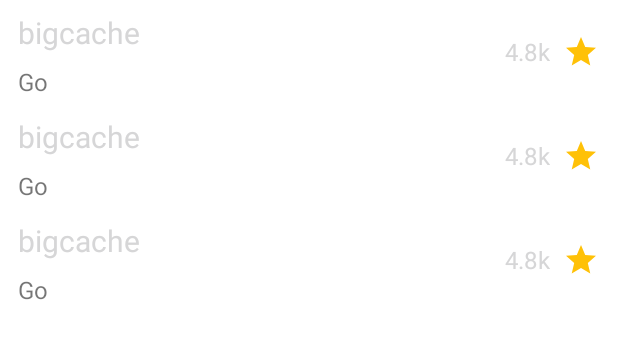
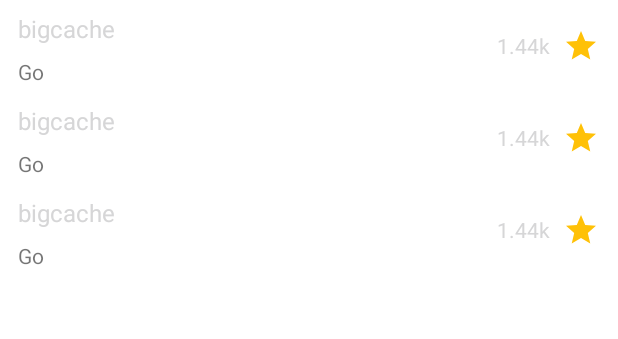
Before and after one commit to lukasz1303/Allegro-Repositories, an Android app: the layout fragment_repository_list.xml on its own in the app's theme, with its tools: preview values and no code run, on a phone screen of 412 x 824 dp. Shown: the top 339 px of the screen. Run offline under Robolectric (Android 15) with nearby library versions, the phone set to English and light mode, and no system bars.

Commit message:
Load all repositories, improve repository list item layout

```diff
--- a/app/src/main/res/layout/repository_list_item.xml
+++ b/app/src/main/res/layout/repository_list_item.xml
@@ -4,6 +4,7 @@
     xmlns:android="http://schemas.android.com/apk/res/android">
 
     <data>
+        <import type="android.view.View" />
         <variable
             name="viewHolder"
             type="com.lukasz.allegrorepositories.domain.GitHubRepository" />
@@ -12,13 +13,16 @@
     <androidx.constraintlayout.widget.ConstraintLayout
         android:id="@+id/repository_item"
         android:layout_width="match_parent"
-        android:layout_height="wrap_content">
+        android:layout_height="wrap_content"
+        android:minHeight="50dp">
 
         <LinearLayout
             android:id="@+id/name_language_repository_linearLayout"
             android:layout_width="0dp"
             android:layout_height="match_parent"
+            android:gravity="center_vertical"
             android:orientation="vertical"
+            app:layout_constraintBottom_toBottomOf="parent"
             app:layout_constraintEnd_toStartOf="@+id/stars_linearLayout"
             app:layout_constraintHorizontal_weight="3"
             app:layout_constraintStart_toStartOf="parent"
@@ -29,14 +33,14 @@
                 android:layout_width="wrap_content"
                 android:layout_height="wrap_content"
                 android:layout_marginStart="12dp"
+                android:layout_marginTop="8dp"
                 android:layout_marginEnd="8dp"
                 android:layout_marginBottom="8dp"
-                android:layout_marginTop="8dp"
-                android:textSize="20sp"
+                android:ellipsize="marquee"
+                android:singleLine="true"
+                android:text="@{viewHolder.name}"
                 android:textColor="@color/black"
-                android:singleLine="true"
-                android:ellipsize="marquee"
-                android:text="@{viewHolder.name}"
+                android:textSize="16sp"
                 tools:text="bigcache" />
 
             <TextView
@@ -44,12 +48,13 @@
                 android:layout_width="wrap_content"
                 android:layout_height="wrap_content"
                 android:layout_marginStart="12dp"
+                android:layout_marginEnd="8dp"
                 android:layout_marginBottom="4dp"
-                android:layout_marginEnd="8dp"
-                android:textSize="16sp"
+                android:ellipsize="marquee"
                 android:singleLine="true"
-                android:ellipsize="marquee"
                 android:text="@{viewHolder.language}"
+                android:textSize="14sp"
+                android:visibility="@{viewHolder.language != null ? View.VISIBLE : View.GONE}"
                 tools:text="Go" />
         </LinearLayout>
 
@@ -72,11 +77,11 @@
                 android:layout_gravity="center"
                 android:gravity="end"
                 android:textColor="@color/black"
-                android:textSize="16sp"
+                android:textSize="14sp"
                 android:singleLine="true"
                 android:ellipsize="marquee"
                 app:stargazersCount="@{viewHolder.stargazers_count}"
-                tools:text="4.8k" />
+                tools:text="1.44k" />
 
             <ImageView
                 android:id="@+id/star_image"
```
Also changed, not shown: app/src/main/java/com/lukasz/allegrorepositories/repository/GitHubReposRepository.kt (+7 -3 lines), app/src/main/java/com/lukasz/allegrorepositories/repositorylist/RepositoryListFragment.kt (+8 -0 lines).
